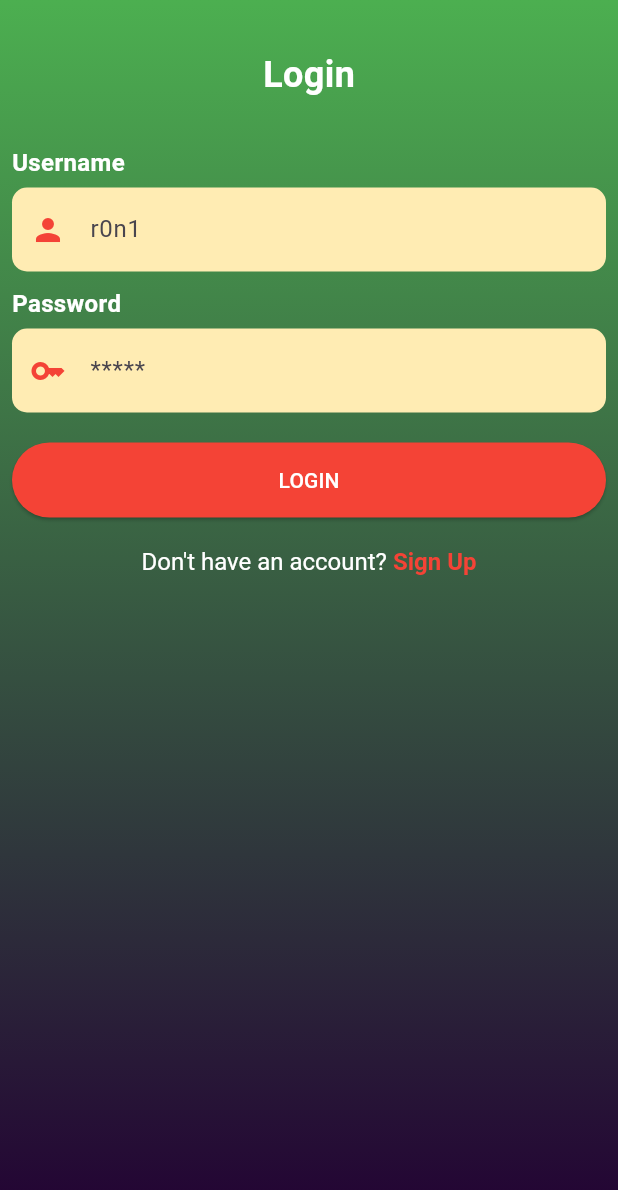
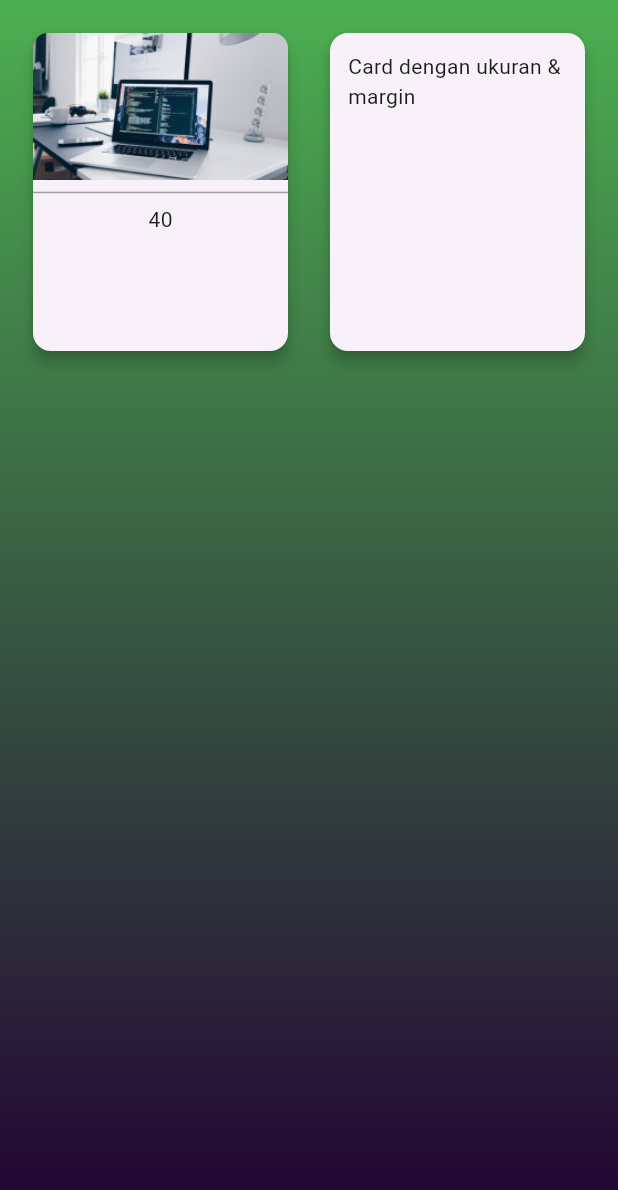
Before and after one commit to r0n1-putr4/Flutter-Project-TKOM, a Flutter app: the screen it shows after launch, on a phone screen of 412 x 824 dp. Shown: the top 1190 px of the screen. Run offline on Flutter 3.47's test engine with Material 3 defaults, Android fonts, the light colour scheme and no system bars.

Commit message:
Update Code

```diff
--- a/lib/main.dart
+++ b/lib/main.dart
@@ -1,4 +1,5 @@
 import 'package:flutter/material.dart';
+import 'package:flutter_project_tkom/pages/home_page.dart';
 import 'package:flutter_project_tkom/pages/login_page.dart';
 import 'package:flutter_project_tkom/pages/register_page.dart';
 import 'package:flutter_project_tkom/pages/splash_screen_page.dart';
@@ -19,7 +20,7 @@ class MyApp extends StatelessWidget {
       theme: ThemeData(
       colorScheme: ColorScheme.fromSeed(seedColor: Colors.deepPurple),
       ),
-      home: const LoginPage(),
+      home: const HomePage(),
     );
   }
 }
--- a/lib/pages/home_page.dart
+++ b/lib/pages/home_page.dart
@@ -0,0 +1,80 @@
+import 'package:flutter/material.dart';
+
+class HomePage extends StatefulWidget {
+  const HomePage({super.key});
+
+  @override
+  State<HomePage> createState() => _HomePageState();
+}
+
+class _HomePageState extends State<HomePage> {
+  @override
+  Widget build(BuildContext context) {
+    return Scaffold(
+      body: Container(
+        width: double.infinity,
+        height: double.infinity,
+        decoration: const BoxDecoration(
+          gradient: LinearGradient(
+            begin: Alignment.topCenter,
+            end: Alignment.bottomCenter,
+            colors: [Colors.green, Color(0xFF220033)],
+          ),
+        ),
+        child: SingleChildScrollView(
+          child: Padding(
+            padding: const EdgeInsets.all(8.0),
+            child: Row(
+              children: [
+                Expanded(
+                  child: Container(
+                    width: 180,
+                    height: 220,
+                    margin: EdgeInsets.all(10),
+                    child: Card(
+                      elevation: 4,
+                      child: Center(
+                        child: Column(
+                          children: [
+                            ClipRRect(
+                              borderRadius: BorderRadius.only(
+                                topLeft: Radius.circular(10),
+                                topRight: Radius.circular(10),
+                              ),
+                              child: Image.asset('assets/img/promo.png'),
+                            ),
+                            Divider(
+                              color: Colors.grey,
+                              thickness: 1,
+                            ),
+                            Center(
+                              child: Text("40"),
+                            )
+                          ],
+                        ),
+                      ),
+                    ),
+                  ),
+                ),
+                Expanded(
+                  child: Container(
+                    width: 180,
+                    height: 220,
+                    margin: EdgeInsets.all(10),
+                    child: Card(
+                      elevation: 4,
+                      child: Padding(
+                        padding: EdgeInsets.all(12),
+                        child: Text("Card dengan ukuran & margin"),
+                      ),
+                    ),
+                  ),
+                ),
+              ],
+            ),
+          ),
+        ),
+      ),
+    );
+  }
+}
--- a/pubspec.yaml
+++ b/pubspec.yaml
@@ -34,6 +34,12 @@ dependencies:
   # The following adds the Cupertino Icons font to your application.
   # Use with the CupertinoIcons class for iOS style icons.
   cupertino_icons: ^1.0.8
+  http: ^1.3.0
+  google_fonts: ^6.2.0
+  flutter_advanced_drawer: ^1.4.0
+  syncfusion_flutter_gauges: ^24.2.6
+  awesome_dialog: ^3.2.1
+  logger: ^2.5.0
 
 dev_dependencies:
   flutter_test:
```
Also changed, not shown: assets/img/promo.png (added), pubspec.lock.
